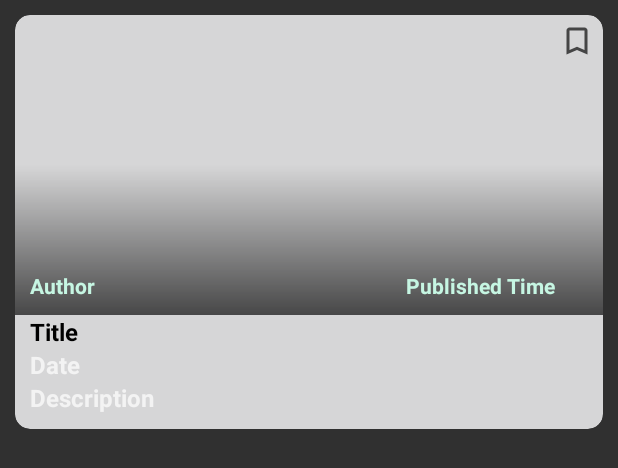
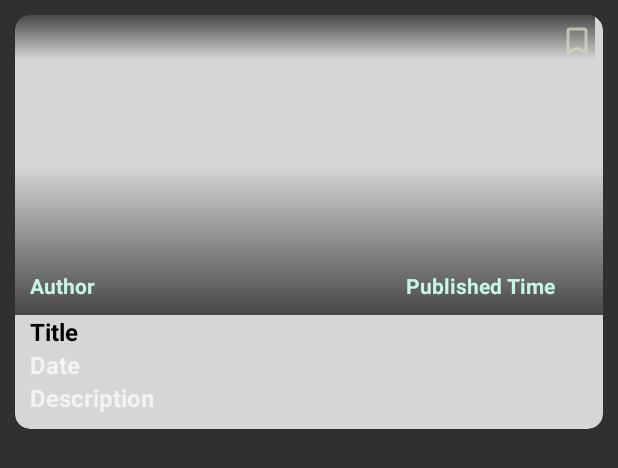
Before and after one commit to alexYamaoka/News_App, an Android app: the layout article_item.xml on its own in the app's theme, with its tools: preview values and no code run, on a phone screen of 412 x 824 dp. Shown: the top 468 px of the screen. Run offline under Robolectric (Android 15) with nearby library versions, the phone set to English and light mode, and no system bars.

Commit message:
edited search bar layout

```diff
--- a/app/src/main/res/drawable-anydpi/ic_save_filled.xml
+++ b/app/src/main/res/drawable-anydpi/ic_save_filled.xml
@@ -3,7 +3,7 @@
     android:height="24dp"
     android:viewportWidth="24"
     android:viewportHeight="24"
-    android:tint="#202020"
+    android:tint="#D0D6BF"
     android:alpha="0.8">
     <path
         android:fillColor="#FF000000"
--- a/app/src/main/res/drawable-anydpi/ic_save_unfilled.xml
+++ b/app/src/main/res/drawable-anydpi/ic_save_unfilled.xml
@@ -3,7 +3,7 @@
     android:height="24dp"
     android:viewportWidth="24"
     android:viewportHeight="24"
-    android:tint="#202020"
+    android:tint="#D0D6BF"
     android:alpha="0.8">
     <path
         android:fillColor="#FF000000"
--- /dev/null
+++ b/app/src/main/res/drawable/invert_gradient.xml
@@ -0,0 +1,12 @@
+<?xml version="1.0" encoding="utf-8"?>
+<shape
+    xmlns:android="http://schemas.android.com/apk/res/android"
+    android:shape="rectangle" >
+
+    <gradient
+        android:angle="90"
+        android:endColor="#aa000000"
+        android:startColor="#00ffffff"
+        android:centerColor="#00ffffff" />
+    <corners android:radius="0dp" />
+</shape>
--- a/app/src/main/res/layout/activity_main.xml
+++ b/app/src/main/res/layout/activity_main.xml
@@ -80,7 +80,7 @@
                 android:layout_below="@id/bar"
                 app:iconifiedByDefault="false"
                 android:clickable="true"
-                android:background="@color/colorTextTitle"
+                android:background="@color/colorBackGround"
                 android:focusableInTouchMode="true"
                 app:queryHint="search"
                 android:id="@id/search"     />
--- a/app/src/main/res/layout/article_item.xml
+++ b/app/src/main/res/layout/article_item.xml
@@ -31,6 +31,14 @@
                 android:layout_height="200dp"
                 android:background="@drawable/gradient"
                 android:layout_alignBottom="@id/image"  />
+
+            <View
+                android:layout_width="match_parent"
+                android:layout_height="60dp"
+                android:layout_marginRight="5dp"
+                android:layout_alignParentEnd="true"
+                android:background="@drawable/invert_gradient"
+                android:layout_alignTop="@id/image"  />
 
             <ImageView
                 android:layout_width="wrap_content"
```
Also changed, not shown: app/src/main/java/com/example/news_app/MainActivity.java (+12 -0 lines), app/src/main/res/drawable-hdpi/ic_save_filled.png, app/src/main/res/drawable-hdpi/ic_save_unfilled.png, app/src/main/res/drawable-mdpi/ic_save_filled.png, app/src/main/res/drawable-mdpi/ic_save_unfilled.png, app/src/main/res/drawable-xhdpi/ic_save_filled.png, app/src/main/res/drawable-xhdpi/ic_save_unfilled.png, app/src/main/res/drawable-xxhdpi/ic_save_filled.png, app/src/main/res/drawable-xxhdpi/ic_save_unfilled.png.
